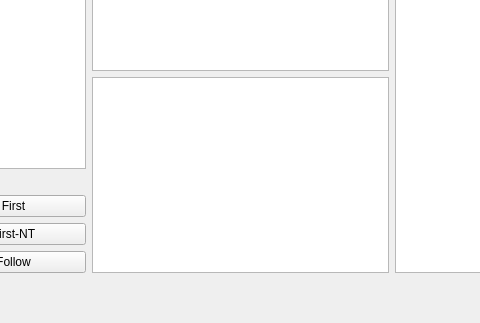
Above: window.ui from gabrielmuller/formais2 before the change; both pictures show x 219 to 699 and y 160 to 483 of the 921 by 483 pixel window. Below: the same form after it.
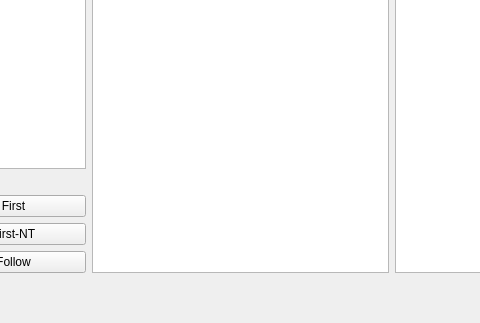
That is the form after the change.

Commit message: GUI: GLC Própria

Patch:
```diff
--- a/window.ui
+++ b/window.ui
@@ -165,13 +165,6 @@
        <item>
         <widget class="QPlainTextEdit" name="resultText_1"/>
        </item>
-       <item>
-        <widget class="QPlainTextEdit" name="resultText_2">
-         <property name="plainText">
-          <string/>
-         </property>
-        </widget>
-       </item>
       </layout>
      </item>
      <item>
```
The commit also changes 2 other files.
